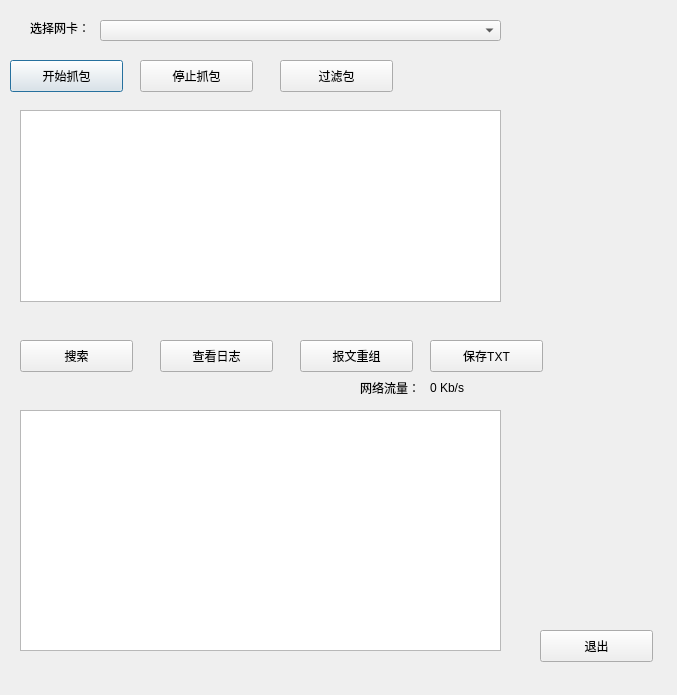
Above: main.ui from cwellszhang/Sniffer before the change. Below: the same form after it.
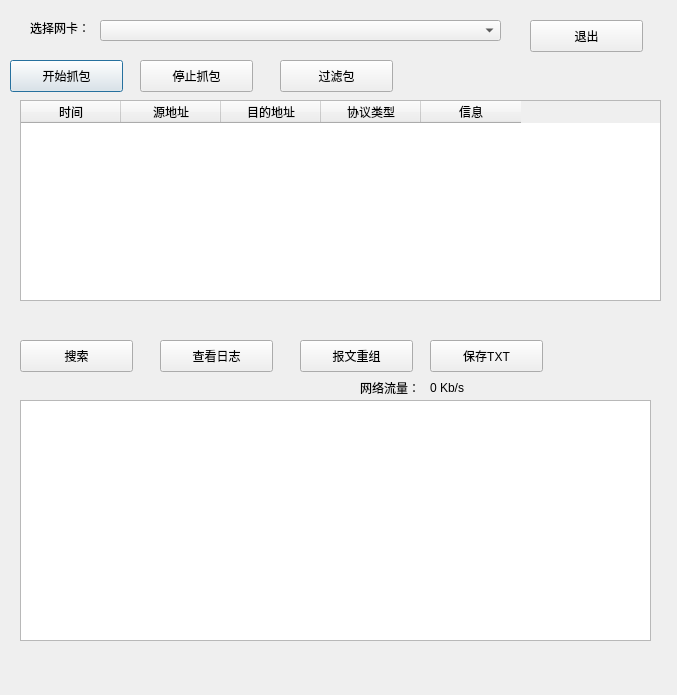
That is the form after the change.

```diff
--- a/main.ui
+++ b/main.ui
@@ -26,17 +26,7 @@
     <string>选择网卡：</string>
    </property>
   </widget>
-  <widget class="QListWidget" name="listWidget">
-   <property name="geometry">
-    <rect>
-     <x>20</x>
-     <y>110</y>
-     <width>481</width>
-     <height>192</height>
-    </rect>
-   </property>
-  </widget>
-  <widget class="QPushButton" name="pushButton">
+  <widget class="QPushButton" name="btn_begin">
    <property name="geometry">
     <rect>
      <x>10</x>
@@ -130,8 +120,8 @@
   <widget class="QPushButton" name="pushButton_8">
    <property name="geometry">
     <rect>
-     <x>540</x>
-     <y>630</y>
+     <x>530</x>
+     <y>20</y>
      <width>113</width>
      <height>32</height>
     </rect>
@@ -144,8 +134,8 @@
    <property name="geometry">
     <rect>
      <x>20</x>
-     <y>410</y>
-     <width>481</width>
+     <y>400</y>
+     <width>631</width>
      <height>241</height>
     </rect>
    </property>
@@ -186,6 +176,86 @@
     </rect>
    </property>
   </widget>
+  <widget class="QTableWidget" name="package_info">
+   <property name="enabled">
+    <bool>true</bool>
+   </property>
+   <property name="geometry">
+    <rect>
+     <x>20</x>
+     <y>100</y>
+     <width>641</width>
+     <height>201</height>
+    </rect>
+   </property>
+   <property name="autoFillBackground">
+    <bool>false</bool>
+   </property>
+   <property name="editTriggers">
+    <set>QAbstractItemView::NoEditTriggers</set>
+   </property>
+   <property name="showGrid">
+    <bool>false</bool>
+   </property>
+   <property name="rowCount">
+    <number>0</number>
+   </property>
+   <attribute name="horizontalHeaderVisible">
+    <bool>true</bool>
+   </attribute>
+   <attribute name="horizontalHeaderDefaultSectionSize">
+    <number>100</number>
+   </attribute>
+   <attribute name="verticalHeaderVisible">
+    <bool>false</bool>
+   </attribute>
+   <attribute name="verticalHeaderDefaultSectionSize">
+    <number>18</number>
+   </attribute>
+   <attribute name="verticalHeaderShowSortIndicator" stdset="0">
+    <bool>false</bool>
+   </attribute>
+   <column>
+    <property name="text">
+     <string notr="true">时间</string>
+    </property>
+    <property name="textAlignment">
+     <set>AlignCenter</set>
+    </property>
+   </column>
+   <column>
+    <property name="text">
+     <string>源地址</string>
+    </property>
+    <property name="textAlignment">
+     <set>AlignCenter</set>
+    </property>
+   </column>
+   <column>
+    <property name="text">
+     <string>目的地址</string>
+    </property>
+    <property name="textAlignment">
+     <set>AlignCenter</set>
+    </property>
+   </column>
+   <column>
+    <property name="text">
+     <string>协议类型</string>
+    </property>
+    <property name="textAlignment">
+     <set>AlignCenter</set>
+    </property>
+   </column>
+   <column>
+    <property name="text">
+     <string>信息</string>
+    </property>
+    <property name="textAlignment">
+     <set>AlignCenter</set>
+    </property>
+   </column>
+  </widget>
   <action name="actionMenubar">
    <property name="text">
     <string>menubar</string>
```
Left out of the diff: 35 changed lines with no effect on the pictures.
